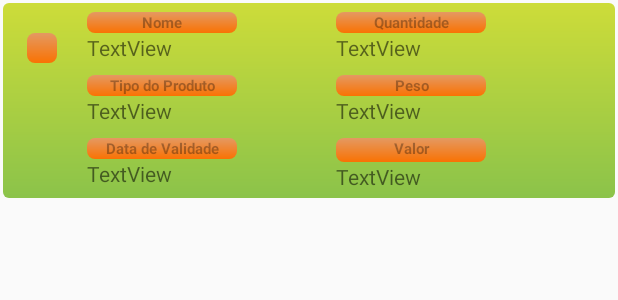
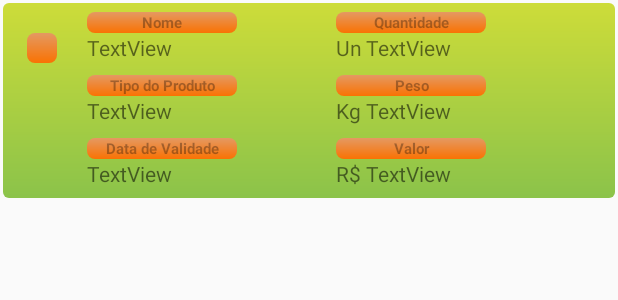
Before and after one commit to RCBaumann/FrutasdoZe, an Android app: the layout lista_produtos.xml on its own in the app's theme, with its tools: preview values and no code run, on a phone screen of 412 x 824 dp. Shown: the top 300 px of the screen. Run offline under Robolectric (Android 15) with nearby library versions, the phone set to English and light mode, and no system bars; Roboto replaces fonts that are not available here.

```diff
--- a/app/build.gradle
+++ b/app/build.gradle
@@ -85,6 +85,12 @@ dependencies {
     api "org.jetbrains.kotlinx:kotlinx-coroutines-core:1.6.1"
     api "org.jetbrains.kotlinx:kotlinx-coroutines-android:1.6.1"
 
+    // Dagger - Hilt
+    implementation "com.google.dagger:hilt-android:2.31-alpha"
+    kapt "com.google.dagger:hilt-android-compiler:2.28.3-alpha"
+    implementation "androidx.hilt:hilt-lifecycle-viewmodel:1.0.0-alpha02"
+    kapt "androidx.hilt:hilt-compiler:1.0.0"
+
 
     implementation 'com.google.android.material:material:1.6.1'
 
--- a/app/src/main/java/com/graxa/frutasdoz/data/ProdutosDao.kt
+++ b/app/src/main/java/com/graxa/frutasdoz/data/ProdutosDao.kt
@@ -8,9 +8,13 @@ import androidx.room.OnConflictStrategy
 import androidx.room.Query
 import androidx.room.Update
 import com.graxa.frutasdoz.model.Produtos
+import java.util.concurrent.Flow
 
 @Dao
 interface ProdutosDao {
+
+    @Query("SELECT * FROM produtos_table WHERE tipoProduto LIKE '%' || :searchQuery || '%'")
+    fun selectProdutos(searchQuery: String): LiveData<List<Produtos>>
 
     @Insert(onConflict = OnConflictStrategy.IGNORE)
     fun addProdutos(produtos: Produtos)
--- a/app/src/main/java/com/graxa/frutasdoz/fragments/lista/ListaFragment.kt
+++ b/app/src/main/java/com/graxa/frutasdoz/fragments/lista/ListaFragment.kt
@@ -12,9 +12,6 @@ import androidx.recyclerview.widget.LinearLayoutManager
 import com.graxa.frutasdoz.R
 import com.graxa.frutasdoz.adapter.ListaAdapter
 import com.graxa.frutasdoz.viewmodel.ProdutosViewModel
-import kotlinx.android.synthetic.main.activity_main.*
-import kotlinx.android.synthetic.main.activity_main.view.*
-import kotlinx.android.synthetic.main.fragment_adicionar.view.*
 import kotlinx.android.synthetic.main.fragment_lista.view.*
 
 class ListaFragment : Fragment() {
@@ -53,5 +50,4 @@ class ListaFragment : Fragment() {
         return view
     }
 
-
 }
--- a/app/src/main/res/layout/fragment_adicionar.xml
+++ b/app/src/main/res/layout/fragment_adicionar.xml
@@ -88,7 +88,8 @@
                 android:layout_margin="3dp"
                 android:hint="DD/MM/AA"
                 android:singleLine="true"
-                android:textColorHint="@color/white" />
+                android:textColorHint="@color/white"
+                android:textStyle="bold" />
 
             <Button
                 android:id="@+id/btnDataAdd"
@@ -113,7 +114,7 @@
             android:textAllCaps="true"
             android:textStyle="bold" />
 
-        <EditText
+        <androidx.appcompat.widget.AppCompatEditText
             android:id="@+id/et_quantidade"
             android:layout_width="match_parent"
             android:layout_height="wrap_content"
--- a/app/src/main/res/layout/lista_produtos.xml
+++ b/app/src/main/res/layout/lista_produtos.xml
@@ -48,30 +48,54 @@
         app:layout_constraintTop_toBottomOf="@+id/textViewData" />
 
     <TextView
+        android:id="@+id/txun"
+        android:layout_width="20dp"
+        android:layout_height="20dp"
+        android:layout_marginStart="16dp"
+        android:text="Un"
+        app:layout_constraintStart_toEndOf="@+id/nomeLista"
+        app:layout_constraintTop_toBottomOf="@+id/textViewQuantidade" />
+
+    <TextView
         android:id="@+id/quantidadeLista"
         android:layout_width="150dp"
         android:layout_height="20dp"
+        android:text="TextView"
+        app:layout_constraintStart_toEndOf="@+id/txun"
+        app:layout_constraintTop_toTopOf="@+id/nomeLista" />
+
+    <TextView
+        android:id="@+id/txKg"
+        android:layout_width="20dp"
+        android:layout_height="20dp"
         android:layout_marginStart="16dp"
-        android:text="TextView"
-        app:layout_constraintStart_toEndOf="@+id/nomeLista"
-        app:layout_constraintTop_toTopOf="@+id/nomeLista" />
+        android:text="Kg"
+        app:layout_constraintStart_toEndOf="@+id/tipoLista"
+        app:layout_constraintTop_toBottomOf="@+id/textView7" />
 
     <TextView
         android:id="@+id/pesoLista"
         android:layout_width="150dp"
         android:layout_height="20dp"
+        android:text="TextView"
+        app:layout_constraintStart_toEndOf="@+id/txKg"
+        app:layout_constraintTop_toBottomOf="@+id/textView7" />
+
+    <TextView
+        android:id="@+id/txRs"
+        android:layout_width="20dp"
+        android:layout_height="20dp"
         android:layout_marginStart="16dp"
-        android:text="TextView"
-        app:layout_constraintStart_toEndOf="@+id/tipoLista"
-        app:layout_constraintTop_toBottomOf="@+id/textView7" />
+        android:text="R$"
+        app:layout_constraintStart_toEndOf="@+id/dataLista"
+        app:layout_constraintTop_toBottomOf="@+id/textViewValor" />
 
     <TextView
         android:id="@+id/valoLista"
         android:layout_width="150dp"
         android:layout_height="20dp"
-        android:layout_marginStart="16dp"
         android:text="TextView"
-        app:layout_constraintStart_toEndOf="@+id/dataLista"
+        app:layout_constraintStart_toEndOf="@+id/txRs"
         app:layout_constraintTop_toBottomOf="@+id/textViewValor" />
 
     <TextView
@@ -120,41 +144,41 @@
         android:id="@+id/textViewQuantidade"
         android:layout_width="100dp"
         android:layout_height="wrap_content"
+        android:background="@drawable/container_edit_lista"
+        android:text="Quantidade"
+        android:textAlignment="center"
+        android:textColor="#50000000"
+        android:textSize="10dp"
         android:textStyle="bold"
-        android:textSize="10dp"
-        android:text="Quantidade"
-        android:textColor="#50000000"
-        android:textAlignment="center"
-        android:background="@drawable/container_edit_lista"
         app:layout_constraintBottom_toTopOf="@+id/quantidadeLista"
-        app:layout_constraintStart_toStartOf="@+id/quantidadeLista" />
+        app:layout_constraintStart_toStartOf="@+id/txun" />
 
     <TextView
         android:id="@+id/textView7"
         android:layout_width="100dp"
         android:layout_height="wrap_content"
+        android:layout_marginTop="8dp"
+        android:background="@drawable/container_edit_lista"
+        android:text="Peso"
+        android:textAlignment="center"
+        android:textColor="#50000000"
+        android:textSize="10dp"
         android:textStyle="bold"
-        android:textSize="10dp"
-        android:textAlignment="center"
-        android:layout_marginTop="8dp"
-        android:text="Peso"
-        android:textColor="#50000000"
-        android:background="@drawable/container_edit_lista"
-        app:layout_constraintStart_toStartOf="@+id/pesoLista"
+        app:layout_constraintStart_toStartOf="@+id/txKg"
         app:layout_constraintTop_toBottomOf="@+id/quantidadeLista" />
 
     <TextView
         android:id="@+id/textViewValor"
         android:layout_width="100dp"
-        android:layout_height="16dp"
+        android:layout_height="wrap_content"
+        android:layout_marginTop="8dp"
+        android:background="@drawable/container_edit_lista"
+        android:text="Valor"
+        android:textAlignment="center"
+        android:textColor="#50000000"
+        android:textSize="10dp"
         android:textStyle="bold"
-        android:textSize="10dp"
-        android:textAlignment="center"
-        android:text="Valor"
-        android:textColor="#50000000"
-        android:background="@drawable/container_edit_lista"
-        android:layout_marginTop="8dp"
-        app:layout_constraintStart_toStartOf="@+id/valoLista"
+        app:layout_constraintStart_toStartOf="@+id/txRs"
         app:layout_constraintTop_toBottomOf="@+id/pesoLista" />
 
 </androidx.constraintlayout.widget.ConstraintLayout>
--- a/app/src/main/res/values/arrays.xml
+++ b/app/src/main/res/values/arrays.xml
@@ -1,7 +1,6 @@
 <?xml version="1.0" encoding="utf-8"?>
 <resources>
         <string-array name="filtoArray">
-            <item>Por Nome</item>
             <item>Por Tipo</item>
         </string-array>
 </resources>
```
Also changed, not shown: app/src/main/java/com/graxa/frutasdoz/MainActivity.kt (+40 -16 lines), app/src/main/java/com/graxa/frutasdoz/fragments/add/AdicionarFragment.kt (+10 -14 lines), app/src/main/java/com/graxa/frutasdoz/fragments/att/AtualizaFragment.kt (+10 -11 lines), app/src/main/java/com/graxa/frutasdoz/repository/ProdutosRepository.kt (+9 -1 lines), app/src/main/java/com/graxa/frutasdoz/util/PodutosModule.kt (added, +32 -0 lines), app/src/main/java/com/graxa/frutasdoz/util/ViewExt.kt (added, +16 -0 lines), app/src/main/java/com/graxa/frutasdoz/viewmodel/ProdutosViewModel.kt (+9 -1 lines), app/src/main/res/layout/activity_main.xml (+6 -3 lines), app/src/main/res/menu/search_menu.xml (added, +14 -0 lines).
